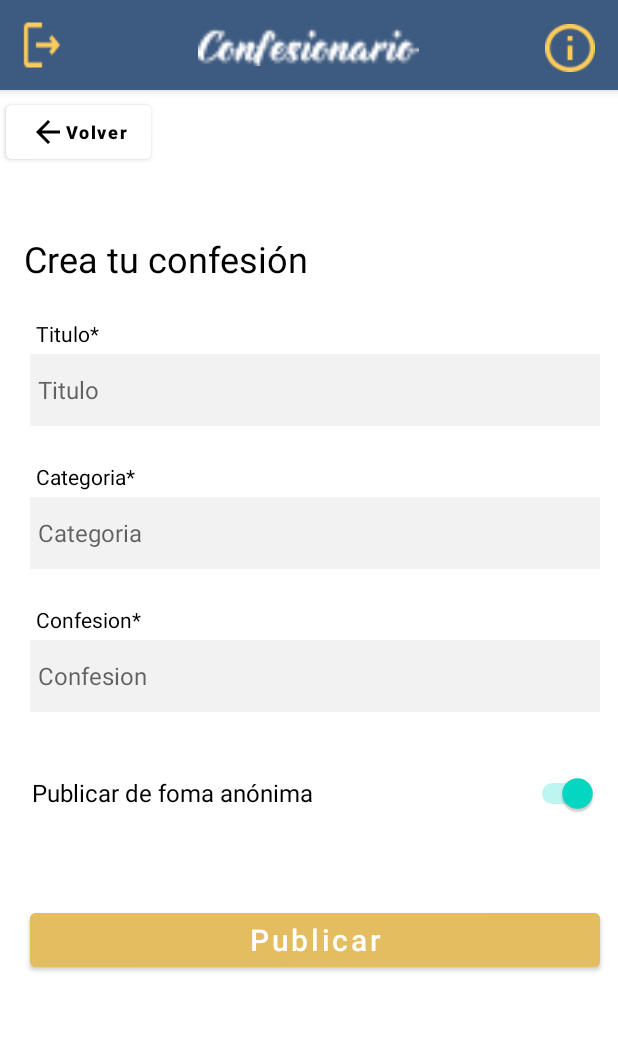
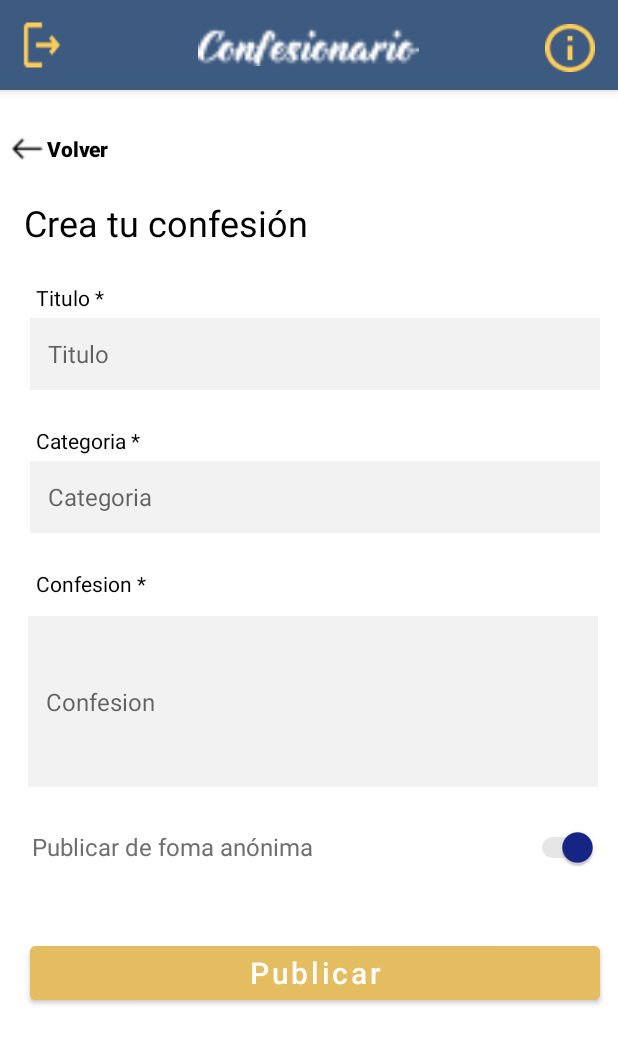
Before and after one commit to DanielCamSan/Confesionario, an Android app: the Confesion screen opened directly, with no data from a screen before it, on a phone screen of 412 x 824 dp. Shown: the top 1044 px of the screen. Run offline under Robolectric (Android 15) with nearby library versions, the phone set to English and light mode, and no system bars.

Commit message:
dani feedback

```diff
--- a/app/src/main/java/edu/bo/confesionario/Confesion.kt
+++ b/app/src/main/java/edu/bo/confesionario/Confesion.kt
@@ -5,22 +5,21 @@ import androidx.appcompat.app.AppCompatActivity
 import android.os.Bundle
 import android.widget.Button
 import android.widget.ImageButton
+import android.widget.Switch
 
 
 class Confesion : AppCompatActivity() {
     private val btn_back : Button
         get() = findViewById(R.id.btn_back)
-
-    private val goBackBtn : Button
-        get() =  findViewById(R.id.go_back_btn)
-
-
+    private val btn_publish : Button
+        get() = findViewById(R.id.btn_publish)
     private val toolBarLogoutBtn : ImageButton
         get() =  findViewById(R.id.toolBarLogoutBtn)
 
     private val appInfoBtn : ImageButton
         get() =  findViewById(R.id.infoBtn)
-
+    private val switch_anonymous: Switch
+        get() =  findViewById(R.id.switch_anonymous)
     override fun onCreate(savedInstanceState: Bundle?) {
         super.onCreate(savedInstanceState)
         setContentView(R.layout.activity_confesion)
@@ -43,5 +42,15 @@ class Confesion : AppCompatActivity() {
             this.overridePendingTransition(0, 0);
 
         }
+        /*switch_anonymous.setOnCheckedChangeListener{
+            switch_anonymous.thumbTintList=
+        }*/
+        btn_publish.setOnClickListener{
+            val intent = Intent(this, Publications::class.java)
+            startActivity(intent)
+            this.overridePendingTransition(0, 0);
+
+        }
+
     }
 }
--- a/app/src/main/res/layout/activity_confesion.xml
+++ b/app/src/main/res/layout/activity_confesion.xml
@@ -83,28 +83,37 @@
 
     <Button
         android:id="@+id/btn_back"
-        android:layout_width="wrap_content"
-        android:layout_height="wrap_content"
-        android:layout_marginStart="4dp"
-        android:layout_marginTop="64dp"
+        style="?android:attr/borderlessButtonStyle"
+        android:layout_width="123dp"
+        android:layout_height="48dp"
         android:backgroundTint="#FFFFFF"
-        android:text="@string/btn_Back"
+        android:drawableLeft="@drawable/go_back"
+        android:drawablePadding="0dp"
+        android:drawableTint="@color/black"
+        android:includeFontPadding="false"
+        android:paddingLeft="5dp"
+        android:layout_marginTop="4dp"
+        android:paddingRight="50dp"
+        android:text="@string/go_back_txt"
         android:textAllCaps="false"
-        android:textColor="#000000"
-        android:textSize="12sp"
+        android:textColor="@color/black"
+        android:textSize="14sp"
         android:textStyle="bold"
-        app:icon="?attr/actionModeCloseDrawable"
         app:iconPadding="0dp"
         app:iconTint="#000000"
+        app:layout_constraintBottom_toBottomOf="parent"
         app:layout_constraintStart_toStartOf="parent"
-        app:layout_constraintTop_toTopOf="parent" />
+        app:layout_constraintTop_toTopOf="parent"
+        app:layout_constraintVertical_bias="0.093"
+        app:strokeColor="#00FFFFFF"
+        app:strokeWidth="0dp" />
 
     <TextView
         android:id="@+id/Section_title"
         android:layout_width="wrap_content"
         android:layout_height="wrap_content"
         android:layout_marginStart="16dp"
-        android:layout_marginTop="44dp"
+        android:layout_marginTop="8dp"
         android:fontFamily="sans-serif-thin"
         android:text="@string/Create_Confesion"
         android:textColor="#000000"
@@ -136,7 +145,7 @@
         android:hint="@string/text_title_confesion"
         android:inputType="textPersonName"
         android:minHeight="48dp"
-        android:paddingLeft="5dp"
+        android:paddingLeft="12dp"
         android:textColor="#707070"
         android:textSize="16sp"
         app:layout_constraintEnd_toEndOf="parent"
@@ -168,7 +177,7 @@
         android:hint="@string/text_category_confesion"
         android:inputType="textPersonName"
         android:minHeight="48dp"
-        android:paddingLeft="5dp"
+        android:paddingLeft="12dp"
         android:textColor="#707070"
         android:textSize="16sp"
         app:layout_constraintEnd_toEndOf="parent"
@@ -192,19 +201,19 @@
     <EditText
         android:id="@+id/text_confesion"
         android:layout_width="wrap_content"
-        android:layout_height="wrap_content"
-        android:layout_marginTop="4dp"
+        android:layout_height="114dp"
+        android:layout_marginTop="12dp"
         android:width="380dp"
         android:background="#F3F2F2"
         android:ems="10"
         android:hint="@string/text_confesion"
         android:inputType="textPersonName"
         android:minHeight="48dp"
-        android:paddingLeft="5dp"
+        android:paddingLeft="12dp"
         android:textColor="#707070"
         android:textSize="16sp"
         app:layout_constraintEnd_toEndOf="parent"
-        app:layout_constraintHorizontal_bias="0.631"
+        app:layout_constraintHorizontal_bias="0.588"
         app:layout_constraintStart_toStartOf="parent"
         app:layout_constraintTop_toBottomOf="@+id/Confesion_title"
         tools:ignore="TextContrastCheck" />
@@ -212,11 +221,14 @@
     <Switch
         android:id="@+id/switch_anonymous"
         android:layout_width="377dp"
-        android:layout_height="92dp"
+        android:layout_height="64dp"
         android:layout_marginTop="8dp"
         android:checked="true"
         android:text="@string/switch_Anonymous"
+        android:textColor="@color/grey_100"
         android:textSize="16sp"
+        android:thumbTint="@color/publication_card_title"
+        android:trackTint="@color/grey_10"
         app:layout_constraintEnd_toEndOf="parent"
         app:layout_constraintHorizontal_bias="0.609"
         app:layout_constraintStart_toStartOf="parent"
--- a/app/src/main/res/values/Add-Confesion.xml
+++ b/app/src/main/res/values/Add-Confesion.xml
@@ -2,11 +2,11 @@
 <resources>
     <string name="btn_Back">Volver</string>
     <string name="Create_Confesion">Crea tu confesión</string>
-    <string name="Title_Confesion">Titulo*</string>
+    <string name="Title_Confesion">Titulo *</string>
     <string name="text_title_confesion">Titulo</string>
-    <string name="Category_Confesion">Categoria*</string>
+    <string name="Category_Confesion">Categoria *</string>
     <string name="text_category_confesion">Categoria</string>
-    <string name="Confesion">Confesion*</string>
+    <string name="Confesion">Confesion *</string>
     <string name="text_confesion">Confesion</string>
     <string name="switch_Anonymous">Publicar de foma anónima</string>
     <string name="btn_Publish">Publicar</string>
--- a/app/src/main/res/values/colors.xml
+++ b/app/src/main/res/values/colors.xml
@@ -21,6 +21,8 @@
     <color name="publication_card_text">#222222</color>
     <color name="grey_200">#3D5A80</color>
     <color name="grey_500">#608ECA</color>
+    <color name="grey_100">#6F6F6F</color>
+    <color name="grey_10">#9D9D9D</color>
 
 
     <color name="primary_blue">#3D5A80</color>
```
